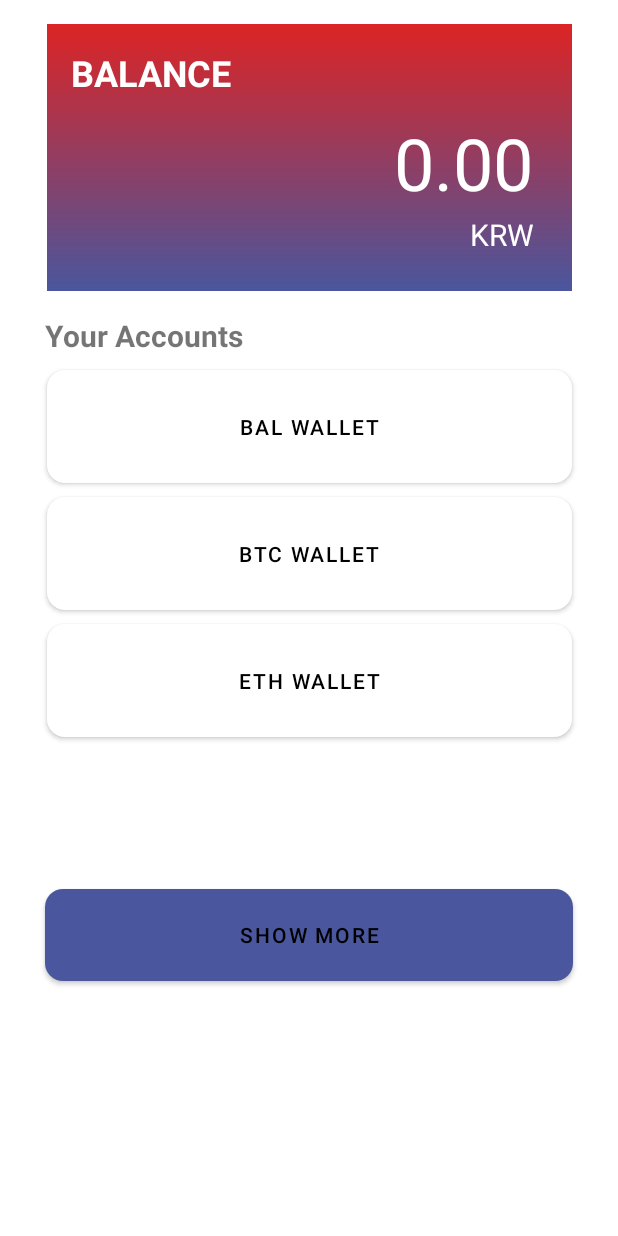
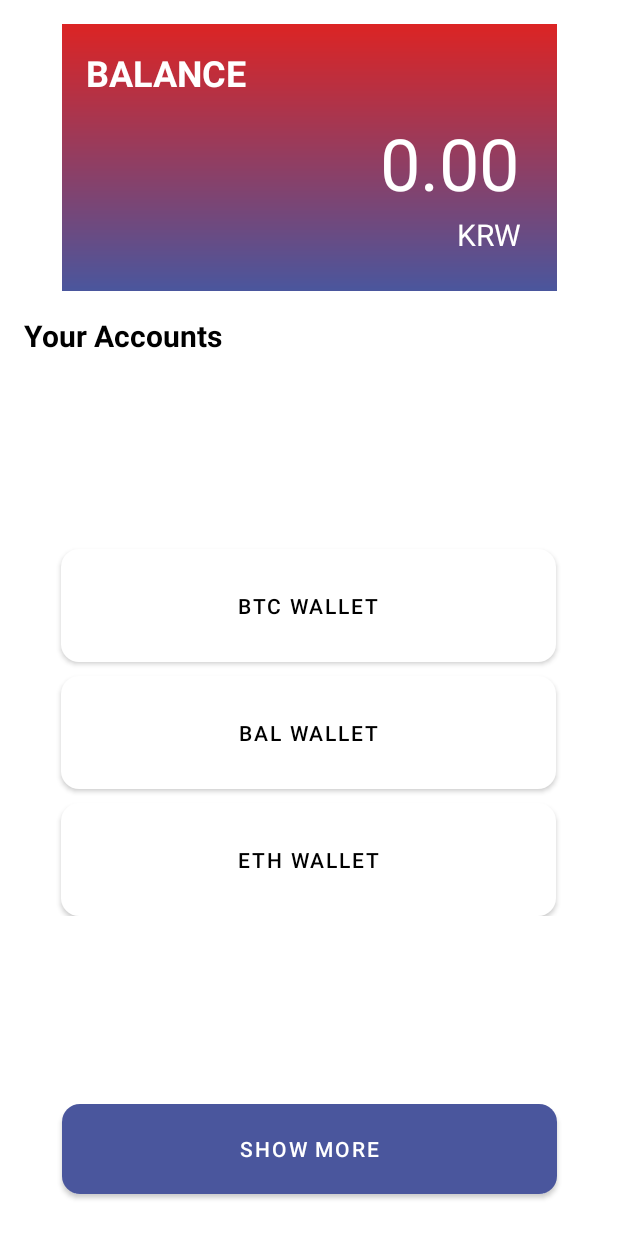
Before and after one commit to 2021-Defi-Hackathon-NEC/2021-Defi, an Android app: the layout fragment_wallet.xml on its own in the app's theme, with its tools: preview values and no code run, on a phone screen of 412 x 824 dp. Run offline under Robolectric (Android 15) with nearby library versions, the phone set to English and light mode, and no system bars.

Commit message:
wallet, button updated

```diff
--- a/wallet_bottomnav2/app/src/main/java/com/example/wallet_bottom_nav_2/MainActivity.java
+++ b/wallet_bottomnav2/app/src/main/java/com/example/wallet_bottom_nav_2/MainActivity.java
@@ -66,6 +66,8 @@ public class MainActivity extends AppCompatActivity {
 
     }
 
+    // 토스트 메시지 출력
+    @SuppressLint("NonConstantResourceId")
     public void clickBtn_toast_msg(View view){
         switch(view.getId()){
             case R.id.imageButton5: // copy
@@ -77,6 +79,7 @@ public class MainActivity extends AppCompatActivity {
             case R.id.imageButton4: // Send
                 Toast.makeText(getApplicationContext(), "Sent!", Toast.LENGTH_SHORT).show();
                 break;
+
         }
     }
 
--- a/wallet_bottomnav2/app/src/main/res/layout/fragment_wallet.xml
+++ b/wallet_bottomnav2/app/src/main/res/layout/fragment_wallet.xml
@@ -8,7 +8,7 @@
 
     <ImageView
         android:id="@+id/imageView"
-        android:layout_width="350dp"
+        android:layout_width="330dp"
         android:layout_height="178dp"
         android:layout_marginTop="16dp"
         android:src="@drawable/dracula_gradient"
@@ -62,69 +62,91 @@
         android:id="@+id/textView7"
         android:layout_width="wrap_content"
         android:layout_height="wrap_content"
-        android:layout_marginLeft="30dp"
+        android:layout_marginLeft="16dp"
         android:layout_marginRight="16dp"
         android:layout_marginTop="16dp"
+        android:layout_marginBottom="16dp"
         android:text="@string/your_accounts"
+        android:textColor="@color/black"
         android:textSize="20sp"
         android:textStyle="bold"
         app:layout_constraintStart_toStartOf="parent"
         app:layout_constraintTop_toBottomOf="@+id/imageView" />
 
-    <Button
-        android:id="@+id/button_wallet1"
-        android:layout_width="350dp"
-        android:layout_height="75dp"
-        android:layout_marginTop="9dp"
-        android:background="@drawable/button_shape"
-        android:text="@string/bal_wallet"
-        android:textColor="#000000"
-        android:onClick="clickBtn"
-        tools:context=".ui.wallet.BALWalletFragment"
-        app:backgroundTint="#FFFFFF"
+    <ScrollView
+        android:id="@+id/scrollView2"
+        android:layout_width="408dp"
+        android:layout_height="367dp"
+        android:layout_marginTop="30dp"
+        android:layout_above="@id/button2"
+
+        app:layout_constraintBottom_toBottomOf="parent"
         app:layout_constraintEnd_toEndOf="parent"
         app:layout_constraintStart_toStartOf="parent"
-        app:layout_constraintTop_toBottomOf="@+id/textView7" />
+        app:layout_constraintTop_toBottomOf="@+id/imageView">
+
+        <LinearLayout
+            android:id="@+id/linearLayout4"
+            android:layout_width="match_parent"
+            android:layout_height="wrap_content"
+            android:layout_marginTop="16dp"
+            android:orientation="vertical">
 
             <Button
                 android:id="@+id/button_wallet2"
-        android:layout_width="350dp"
+                android:layout_width="330dp"
                 android:layout_height="75dp"
+                android:layout_gravity="center"
                 android:layout_marginTop="9dp"
                 android:background="@drawable/button_shape"
+                android:onClick="clickBtn"
                 android:text="@string/btc_wallet"
+                android:textColor="#000000"
+                app:backgroundTint="#FFFFFF" />
+
+            <Button
+                android:id="@+id/button_wallet1"
+                android:layout_width="330dp"
+                android:layout_height="75dp"
+                android:layout_gravity="center"
+                android:layout_marginTop="9dp"
+                android:background="@drawable/button_shape"
                 android:onClick="clickBtn"
+                android:text="@string/bal_wallet"
                 android:textColor="#000000"
                 app:backgroundTint="#FFFFFF"
-        app:layout_constraintEnd_toEndOf="parent"
-        app:layout_constraintStart_toStartOf="parent"
-        app:layout_constraintTop_toBottomOf="@+id/button_wallet1" />
+                tools:context=".ui.wallet.BALWalletFragment" />
 
             <Button
                 android:id="@+id/button_wallet4"
-        android:layout_width="350dp"
+                android:layout_width="330dp"
                 android:layout_height="75dp"
+                android:layout_gravity="center"
                 android:layout_marginTop="9dp"
                 android:background="@drawable/button_shape"
+                android:onClick="clickBtn"
                 android:text="@string/eth_wallet"
-        android:onClick="clickBtn"
                 android:textColor="#000000"
-        app:backgroundTint="#FFFFFF"
-        app:layout_constraintEnd_toEndOf="parent"
-        app:layout_constraintStart_toStartOf="parent"
-        app:layout_constraintTop_toBottomOf="@+id/button_wallet2" />
+                app:backgroundTint="#FFFFFF" />
+
+        </LinearLayout>
+    </ScrollView>
 
     <Button
         android:id="@+id/button2"
-        android:layout_width="352dp"
-        android:layout_height="61dp"
+        android:layout_width="330dp"
+        android:layout_height="60dp"
+        android:layout_gravity="center"
+        android:layout_marginTop="16dp"
+        android:layout_marginBottom="16dp"
         android:background="@drawable/button_shape2"
         android:text="@string/show_more"
+        android:textColor="@color/white"
+        android:layout_alignParentBottom="true"
         app:backgroundTint="@color/dracula_blue"
         app:layout_constraintBottom_toBottomOf="parent"
         app:layout_constraintEnd_toEndOf="parent"
         app:layout_constraintStart_toStartOf="parent"
-        app:layout_constraintTop_toBottomOf="@+id/button_wallet4"
-        app:layout_constraintVertical_bias="0.373" />
+        app:layout_constraintTop_toBottomOf="@+id/scrollView2" />
 
 </androidx.constraintlayout.widget.ConstraintLayout>
```
Also changed, not shown: wallet_bottomnav2/app/src/main/java/com/example/wallet_bottom_nav_2/ui/wallet/BALWalletFragment.java (+8 -5 lines), wallet_bottomnav2/app/src/main/res/drawable/button_shape4.xml (added, +26 -0 lines), wallet_bottomnav2/app/src/main/res/layout/fragment_notifications.xml (+17 -13 lines), wallet_bottomnav2/app/src/main/res/layout/fragment_wallet_bal.xml (+15 -0 lines), 30 other files. Lines whose indentation alone changed are shown as unchanged.
